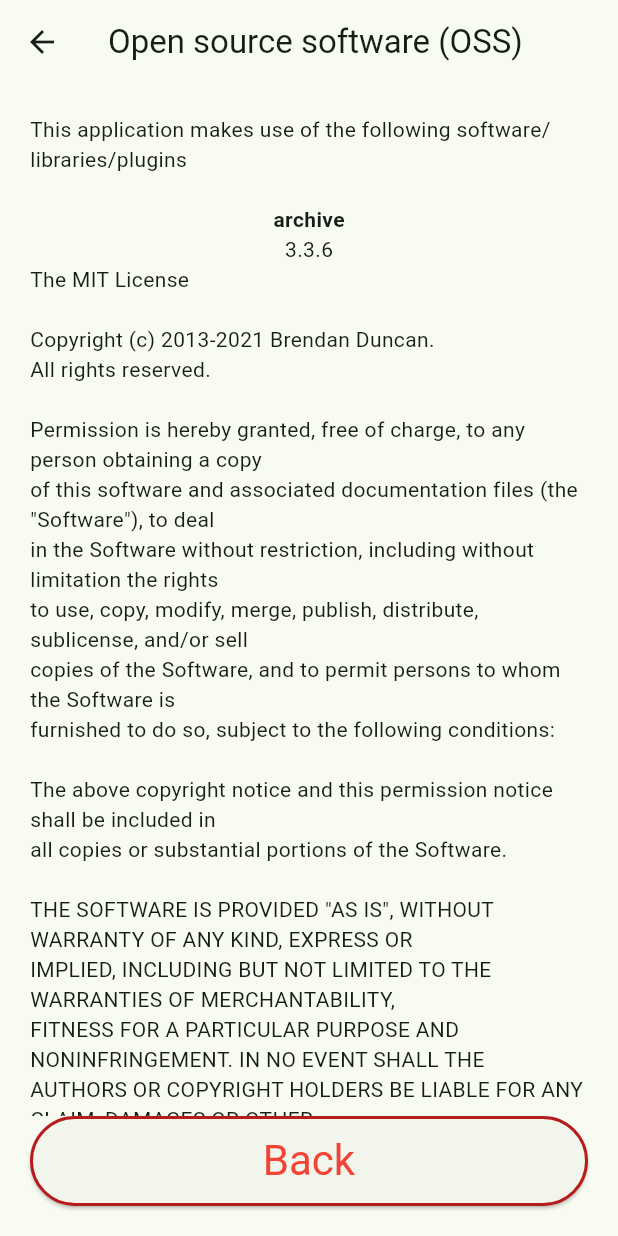
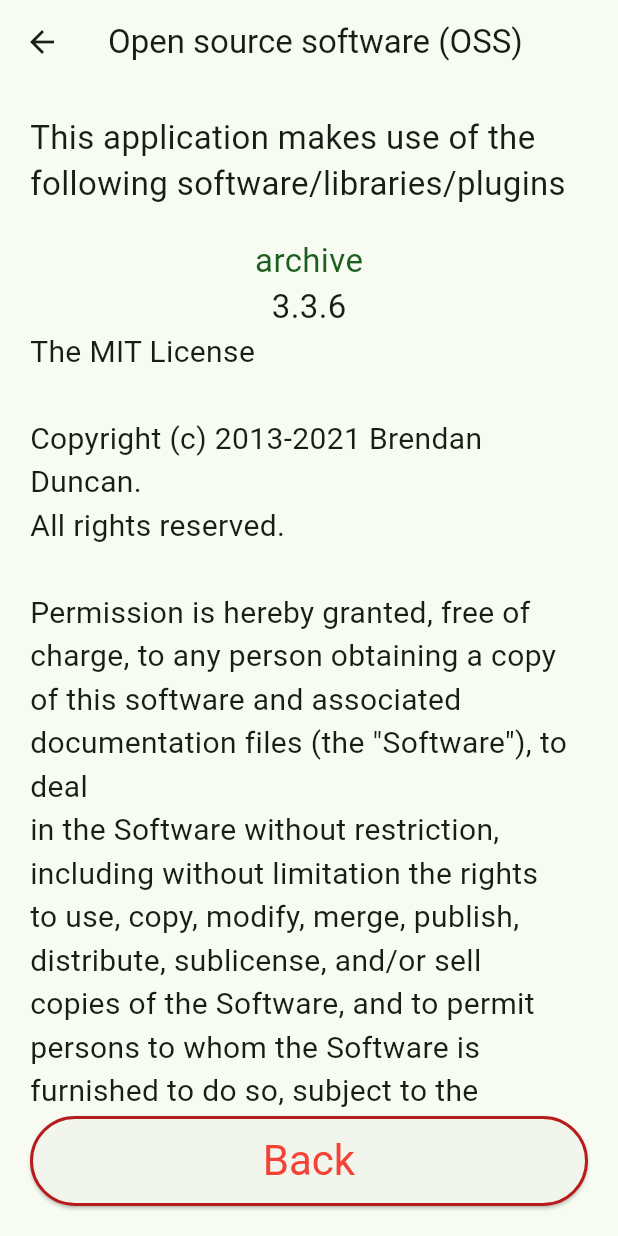
Before and after one commit to librajackyty/ESoundReminder, a Flutter app: the OpenSourcesPage screen opened by its route, on a phone screen of 412 x 824 dp. Run offline on Flutter 3.47's test engine with Material 2 defaults, Android fonts, the phone set to English and light mode, and no system bars; our stand-ins replace flutter_animation_progress_bar, flutter_local_notifications, flutter_native_timezone, hive, hive_flutter, lottie and 4 more; missing offline and left inert: day_night_time_picker; accounts and stored records are empty; project files that could hold a hidden picture were left out.

Commit message:
[0.9.8] Fixing txt scale: update widget

```diff
--- a/lib/screens/opensources.dart
+++ b/lib/screens/opensources.dart
@@ -5,8 +5,7 @@ import 'package:flutter/material.dart';
 import '../models/language.dart';
 import '../utils/constants.dart';
 import '../widgets/custom_button_normal_back.dart';
-import '../widgets/custom_list_item.dart';
-import '../widgets/custom_text_normal.dart';
+import '../widgets/custom_text_small_ex.dart';
 
 class OpenSourcesPage extends StatefulWidget {
   const OpenSourcesPage({super.key, required this.title});
@@ -24,12 +23,12 @@ class _OpenSourcesPageState extends State<OpenSourcesPage> {
       if (item.license?.isNotEmpty ?? false) {
         displayList.add(Column(
           children: [
-            Text(
+            CusSText(
               item.name,
-              style: TextStyle(fontWeight: FontWeight.bold),
+              color: elementActiveColor,
             ),
-            Text(item.version),
-            Text(item.license.toString()),
+            CusSText(item.version),
+            CusExSText(item.license.toString()),
             const SizedBox(
               height: 16.0,
             )
@@ -60,7 +59,7 @@ class _OpenSourcesPageState extends State<OpenSourcesPage> {
                     child: ListView(
                         padding: const EdgeInsets.only(top: safeAreaPaddingAll),
                         children: [
-                      Text(Language.of(context)!.t("oss_msg")),
+                      CusSText(Language.of(context)!.t("oss_msg")),
                       const SizedBox(
                         height: 20.0,
                       ),
--- a/lib/utils/time_picker.dart
+++ b/lib/utils/time_picker.dart
@@ -42,7 +42,7 @@ final theme = ThemeData.light().copyWith(
               ? elementActiveTxtColor
               : elementNotActiveTxtColor),
       entryModeIconColor: elementNotActiveTxtColor,
-      helpTextStyle: const TextStyle(
+      helpTextStyle: TextStyle(
           fontSize: textSmallSize,
           fontWeight: FontWeight.bold,
           color: Colors.black),
@@ -163,6 +163,7 @@ void showDayNightTimePicker(BuildContext context, TimeOfDay initialTime,
       buttonStyle: btnStyle,
       cancelStyle: cancelBtnTxtStyle,
       cancelButtonStyle: cancelBtnStyle,
+      is24HrFormat: false,
       hourLabel: hourLabel ?? 'Hr   ',
       minuteLabel: minuteLabel ?? 'Min  ',
       blurredBackground: true,
--- a/lib/widgets/custom_button_normal.dart
+++ b/lib/widgets/custom_button_normal.dart
@@ -35,8 +35,7 @@ class _CusNButtonState extends State<CusNButton> {
       backgroundColor: readOnly ? buttonReadOnlyColor : null,
       surfaceTintColor: readOnly ? buttonReadOnlyColor : null,
       foregroundColor: readOnly ? buttonReadOnlyForegroundColor : null,
-      textStyle:
-          const TextStyle(fontSize: textBtnSize, fontWeight: FontWeight.bold),
+      textStyle: TextStyle(fontSize: textBtnSize, fontWeight: FontWeight.bold),
       minimumSize: const Size.fromHeight(buttonHeight),
       side: BorderSide(
         color: buttonBorderColor,
--- a/lib/widgets/custom_button_normal_back.dart
+++ b/lib/widgets/custom_button_normal_back.dart
@@ -27,7 +27,7 @@ class _CusNBackButtonState extends State<CusNBackButton> {
     ButtonStyle backstyle = ElevatedButton.styleFrom(
       padding: EdgeInsets.fromLTRB(16, 8, 16, 8),
       foregroundColor: buttonForegroundColor2,
-      textStyle: const TextStyle(fontSize: textBtnSize),
+      textStyle: TextStyle(fontSize: textBtnSize),
       minimumSize: const Size.fromHeight(buttonHeight),
       side: BorderSide(
         color: buttonBorderColor2,
--- a/lib/widgets/custom_button_small.dart
+++ b/lib/widgets/custom_button_small.dart
@@ -28,8 +28,8 @@ class _CusSButtonState extends State<CusSButton> {
   @override
   Widget build(BuildContext context) {
     ButtonStyle btnstyle = ElevatedButton.styleFrom(
-      textStyle: const TextStyle(
-          fontSize: textBtnSmallSize, fontWeight: FontWeight.bold),
+      textStyle:
+          TextStyle(fontSize: textBtnSmallSize, fontWeight: FontWeight.bold),
       minimumSize: maxWidth
           ? const Size.fromHeight(buttonHeightSmall)
           : Size(buttonWidthSmall, buttonHeightSmall),
--- a/lib/widgets/custom_button_small_back.dart
+++ b/lib/widgets/custom_button_small_back.dart
@@ -28,8 +28,8 @@ class _CusSBackButtonState extends State<CusSBackButton> {
   Widget build(BuildContext context) {
     ButtonStyle btnstyle = ElevatedButton.styleFrom(
       foregroundColor: buttonForegroundColor2,
-      textStyle: const TextStyle(
-          fontSize: textBtnSmallSize, fontWeight: FontWeight.bold),
+      textStyle:
+          TextStyle(fontSize: textBtnSmallSize, fontWeight: FontWeight.bold),
       minimumSize: maxWidth
           ? const Size.fromHeight(buttonHeightSmall)
           : Size(buttonWidthSmall, buttonHeightSmall),
--- a/lib/widgets/custom_text_small_ex.dart
+++ b/lib/widgets/custom_text_small_ex.dart
@@ -1,3 +1,4 @@
+import 'package:e_sound_reminder_app/utils/constants.dart';
 import 'package:flutter/material.dart';
 
 class CusExSText extends StatefulWidget {
@@ -17,6 +18,7 @@ class _CusExSTextState extends State<CusExSText> {
   @override
   Widget build(BuildContext context) {
     return Text(widget.text,
-        textAlign: widget.textAlign, style: TextStyle(color: widget.color));
+        textAlign: widget.textAlign,
+        style: TextStyle(fontSize: textExSmallSize, color: widget.color));
   }
 }
--- a/lib/widgets/reminder_weekdays.dart
+++ b/lib/widgets/reminder_weekdays.dart
@@ -23,7 +23,7 @@ class _WeekdaysSelectorState extends State<WeekdaysSelector> {
   Widget build(BuildContext context) {
     return SelectWeekDays(
       padding: selectWeekDaysPadding,
-      fontSize: selectWeekDaysFontSize,
+      fontSize: textExSmallSize,
       fontWeight: FontWeight.bold,
       days: widget.days,
       selectedDayTextColor: elementActiveTxtColor,
```
Also changed, not shown: lib/utils/constants.dart (+42 -6 lines).
